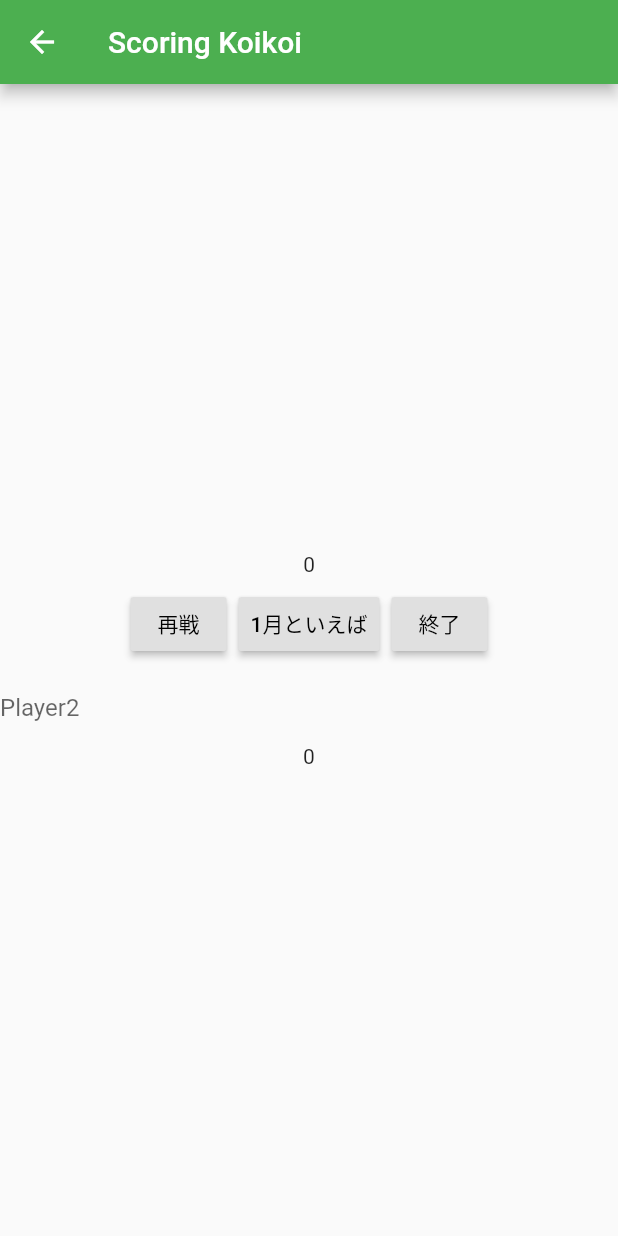
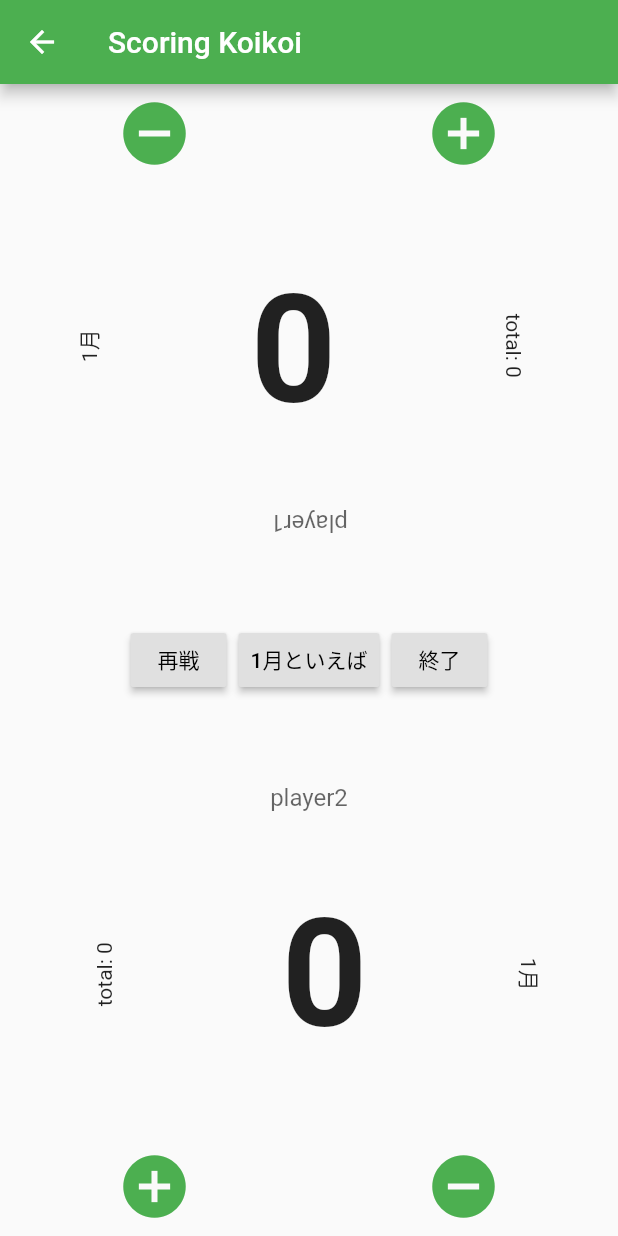
Before and after one commit to kuroino721/scoring_hanafuda, a Flutter app: the KoikoiPage screen opened by its route, on a phone screen of 412 x 824 dp. Run offline on Flutter 3.47's test engine with Material 2 defaults, Android fonts, the light colour scheme and no system bars.

Commit message:
こいこい完成かな

```diff
--- a/lib/main.dart
+++ b/lib/main.dart
@@ -14,7 +14,8 @@ class MyApp extends StatelessWidget {
         ),
         home: HomePage(title: 'Scoring Hanafuda'),
         routes: <String, WidgetBuilder>{
-          '/home': (BuildContext context) => new HomePage(title: 'Scoring Hanafuda'),
+          '/home': (BuildContext context) =>
+              new HomePage(title: 'Scoring Hanafuda'),
           '/koikoi': (BuildContext context) => new KoikoiPage(),
 //        '/hachihachi': (BuildContext context) => new HachihachiPage(),
         });
@@ -22,8 +23,8 @@ class MyApp extends StatelessWidget {
 }
 
 class HomePage extends StatelessWidget {
+  HomePage({Key key, this.title}) : super(key: key);
   final String title;
-  HomePage({this.title});
 
   @override
   Widget build(BuildContext context) {
@@ -40,7 +41,8 @@ class HomePage extends StatelessWidget {
               child: new Text('こいこい'),
             ),
             RaisedButton(
-              onPressed: () => Navigator.pushNamed(context, "/hachihachi"),
+//              onPressed: () => Navigator.pushNamed(context, "/hachihachi"),
+              onPressed: null,
               child: new Text('はちはち'),
             ),
           ],
@@ -57,28 +59,27 @@ class KoikoiPage extends StatefulWidget {
 
 class KoikoiState extends State<KoikoiPage> {
   final String title = 'Scoring Koikoi';
+  List<String> nameOfPlayer = ['player1', 'player2'];
   List<int> score = new List.filled(2, 0);
   List<int> totalScoreOfPlayer = new List.filled(2, 0);
   int month = 1;
 
   //プレイヤー名
-  _nameOfPlayer(int numOfPlayer) {
+  _showNameOfPlayer(int numOfPlayer) {
     return Container(
-      child: Center(
-        child: new TextField(
-          decoration: InputDecoration(
-              border: InputBorder.none, hintText: 'Player$numOfPlayer'),
-        ),
-      ),
-    );
-  }
-
-  //プレイヤーの得点
-  _scoreOfPlayer(int numOfPlayer) {
-    return Container(
-      child: Center(
-        child: new Text(score[numOfPlayer - 1].toString()),
-      ),
+      width: 200.0,
+      child: new TextField(
+          textAlign: TextAlign.center,
+          decoration: InputDecoration.collapsed(
+            hintText: '${nameOfPlayer[numOfPlayer - 1]}',
+          ),
+          onChanged: (text) {
+            if (text.length > 0) {
+              setState(() {
+                this.nameOfPlayer[numOfPlayer - 1] = text;
+              });
+            }
+          }),
     );
   }
 
@@ -109,16 +110,31 @@ class KoikoiState extends State<KoikoiPage> {
   _buttonToScore(int numOfPlayer) {
     return Container(
       child: Row(
+        mainAxisAlignment: MainAxisAlignment.spaceAround,
         children: <Widget>[
-          RaisedButton(
+          IconButton(
             onPressed: () => _incrementScore(numOfPlayer),
-            child: new Text('+'),
+            iconSize: 50,
+            color: Colors.green,
+            icon: Icon(Icons.add_circle),
           ),
-          RaisedButton(
+          IconButton(
             onPressed: () => _decrementScore(numOfPlayer),
-            child: new Text('-'),
+            iconSize: 50,
+            color: Colors.green,
+            icon: Icon(Icons.remove_circle),
           ),
         ],
+      ),
+    );
+  }
+
+  //得点の表示
+  _showScoreOfPlayer(int numOfPlayer) {
+    return Container(
+      child: new Text(
+        score[numOfPlayer - 1].toString(),
+        style: TextStyle(fontWeight: FontWeight.bold, fontSize: 100),
       ),
     );
   }
@@ -126,7 +142,7 @@ class KoikoiState extends State<KoikoiPage> {
   //累計得点の表示
   _showTotalScoreOfPlayer(int numOfPlayer) {
     return Container(
-      child: new Text('total: ${totalScoreOfPlayer[numOfPlayer - 1]}'),
+      child: new Text('total: ${this.totalScoreOfPlayer[numOfPlayer - 1]}'),
     );
   }
 
@@ -141,11 +157,43 @@ class KoikoiState extends State<KoikoiPage> {
   }
 
   //月の表示
-  _showMonth(int month) {
+  _showMonth() {
     return Container(
-      child: new Text('$month月'),
+      child: new Text('${this.month}月'),
     );
   }
+
+  //累計得点、得点、月を1行に表示
+  _showInfoOfPlayer(int numOfPlayer) {
+    return Container(
+        child: Row(
+      mainAxisAlignment: MainAxisAlignment.spaceAround,
+      children: <Widget>[
+        Transform.rotate(
+          angle: -math.pi / 2,
+          child: _showTotalScoreOfPlayer(numOfPlayer),
+        ),
+        _showScoreOfPlayer(numOfPlayer),
+        Transform.rotate(
+          angle: math.pi / 2,
+          child: _showMonth(),
+        ),
+      ],
+    ));
+  }
+
+//  //プレイヤーの場の全て
+//  _showFieldOfPlayer(int numOfPlayer) {
+//    return Container(
+//      child: Column(
+//        mainAxisAlignment: MainAxisAlignment.spaceBetween,
+//        children: <Widget>[
+//          _showInfoOfPlayer(numOfPlayer),
+//          _buttonToScore(numOfPlayer)
+//        ],
+//      ),
+//    );
+//  }
 
   //確認画面表示
   Future _showConfirm({String title, String body}) async {
@@ -168,17 +216,16 @@ class KoikoiState extends State<KoikoiPage> {
         ],
       ),
     );
-    if (result) {
-      return true;
-    } else {
-      return false;
-    }
+    return result;
   }
 
   //再戦
   void _goToNextRound() {
     _showConfirm(title: '再戦', body: '再戦しますか？').then((result) {
       if (result) {
+        for (int i = 0; i < totalScoreOfPlayer.length; i++) {
+          totalScoreOfPlayer[i] += score[i];
+        }
         _incrementMonth();
         _initializeScores();
       }
@@ -206,16 +253,49 @@ class KoikoiState extends State<KoikoiPage> {
     );
   }
 
+  //勝敗ダイアログ
+  Future _showResultOfGame() async {
+    String textOfScore, textOfResult;
+    textOfScore = "${nameOfPlayer[0]}さん: ${totalScoreOfPlayer[0]}文\n"
+        "${nameOfPlayer[1]}さん: ${totalScoreOfPlayer[1]}文\n";
+    if (totalScoreOfPlayer[0] > totalScoreOfPlayer[1]) {
+      textOfResult = "${nameOfPlayer[0]}さんの勝ちです！おみごと！";
+    } else if (totalScoreOfPlayer[0] < totalScoreOfPlayer[1]) {
+      textOfResult = "${nameOfPlayer[1]}さんの勝ちです！あっぱれ！";
+    } else {
+      textOfResult = "引き分けです！良い勝負でしたね！";
+    }
+    await showDialog(
+      context: context,
+      builder: (BuildContext context) => new AlertDialog(
+        title: new Text('結果'),
+        content: Center(
+          child: new Text(textOfScore + textOfResult),
+        ),
+        actions: <Widget>[
+          FlatButton(
+            child: Text("OK"),
+            onPressed: () => Navigator.push(
+              context,
+              MaterialPageRoute(
+                  settings: RouteSettings(name: "/home"),
+                  builder: (BuildContext context) =>
+                      HomePage(title: 'ScoringHanafuda')),
+            ),
+          ),
+        ],
+      ),
+    );
+  }
+
   //終了
   void _finishGame() {
     _showConfirm(title: 'ゲーム終了', body: '終了しますか？').then((result) {
       if (result) {
-        Navigator.push(
-          context,
-          MaterialPageRoute(
-              settings: RouteSettings(name: "/home"),
-              builder: (BuildContext context) => HomePage(title: 'ScoringHanafuda')),
-        );
+        for (int i = 0; i < totalScoreOfPlayer.length; i++) {
+          totalScoreOfPlayer[i] += score[i];
+        }
+        _showResultOfGame();
       }
     });
   }
@@ -241,7 +321,7 @@ class KoikoiState extends State<KoikoiPage> {
     );
   }
 
-  //ルートレイアウト
+  //全体のレイアウト
   @override
   Widget build(BuildContext context) {
     return new Scaffold(
@@ -250,15 +330,24 @@ class KoikoiState extends State<KoikoiPage> {
       ),
       body: Container(
         child: Column(
-          mainAxisAlignment: MainAxisAlignment.center,
+          mainAxisAlignment: MainAxisAlignment.spaceBetween,
           children: <Widget>[
             Transform.rotate(
               angle: math.pi,
-              child: _scoreOfPlayer(1),
+              child: _buttonToScore(1),
+            ),
+            Transform.rotate(
+              angle: math.pi,
+              child: _showInfoOfPlayer(1),
+            ),
+            Transform.rotate(
+              angle: math.pi,
+              child: _showNameOfPlayer(1),
             ),
             _centerBar(),
-            _nameOfPlayer(2),
-            _scoreOfPlayer(2),
+            _showNameOfPlayer(2),
+            _showInfoOfPlayer(2),
+            _buttonToScore(2)
           ],
         ),
       ),
```
